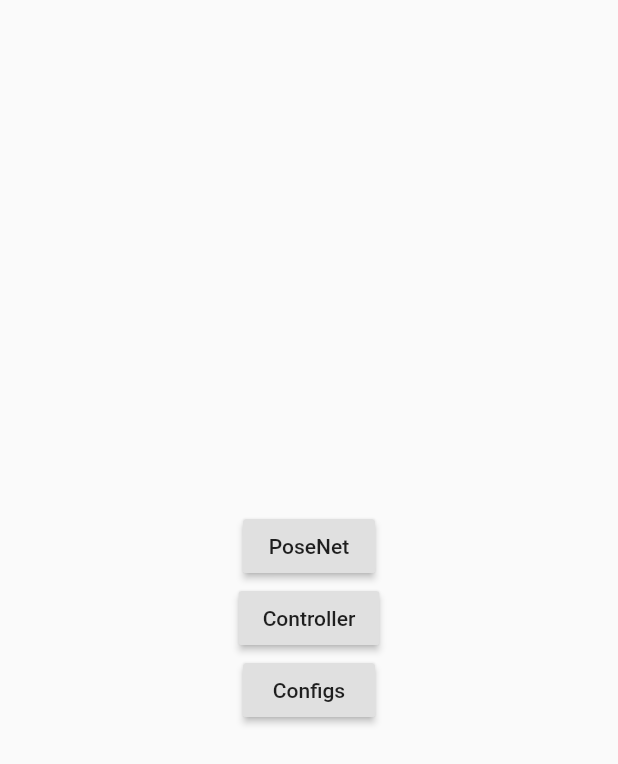
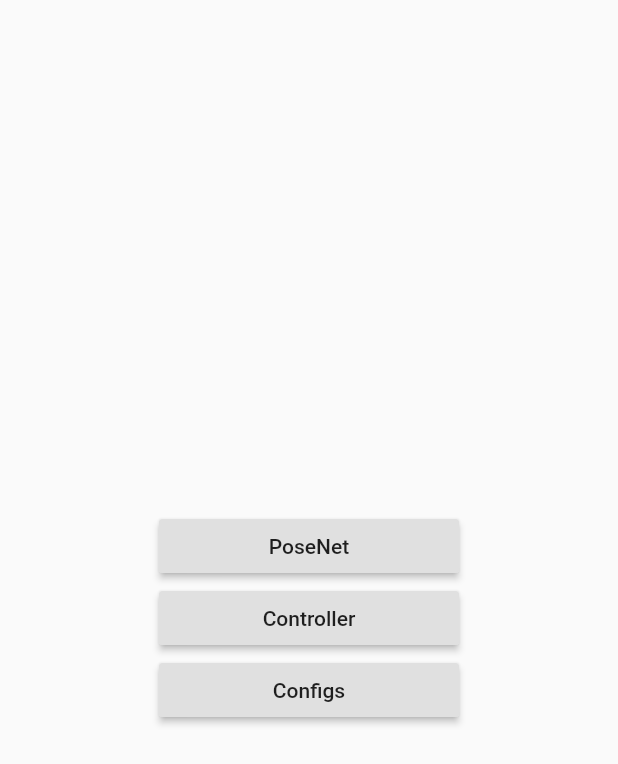
Before and after one commit to LiquidGalaxyLAB/Gesture-Controller, a Flutter app: the screen it shows after launch, on a phone screen of 412 x 824 dp. Shown: the top 764 px of the screen. Run offline on Flutter 3.47's test engine with Material 2 defaults, Android fonts, the phone set to English and light mode, and no system bars; our stand-ins replace camera; missing offline and left inert: flutter_socket_io, tflite.

```diff
--- a/gcmobile/lib/screens/home.dart
+++ b/gcmobile/lib/screens/home.dart
@@ -15,17 +15,26 @@ class HomeScreen extends StatelessWidget {
           child: Column(
             mainAxisSize: MainAxisSize.min,
             children: <Widget>[
-              RaisedButton(
+              Container(
+                width: 200,
+                child: RaisedButton(
                   child: Text('PoseNet'),
                   onPressed: () => Navigator.push(context, MaterialPageRoute(builder: (context) => PosenetScreen(cameras))),
                 ),
-              RaisedButton(
+              ),
+              Container(
+                width: 200,
+                child: RaisedButton(
                   child: Text('Controller'),
                   onPressed: () => Navigator.push(context, MaterialPageRoute(builder: (context) => SocketIoScreen())),
                 ),
-              RaisedButton(
+              ),
+              Container(
+                width: 200,
+                child: RaisedButton(
                   child: Text('Configs'),
                   onPressed: () => Navigator.push(context, MaterialPageRoute(builder: (context) => ConfigScreen())),
+                ),
               ),
             ],
           ),
```
Also changed, not shown: gcmobile/lib/screens/config.dart (+31 -4 lines), gcmobile/lib/services/sockets.dart (+19 -10 lines). Lines whose indentation alone changed are shown as unchanged.
